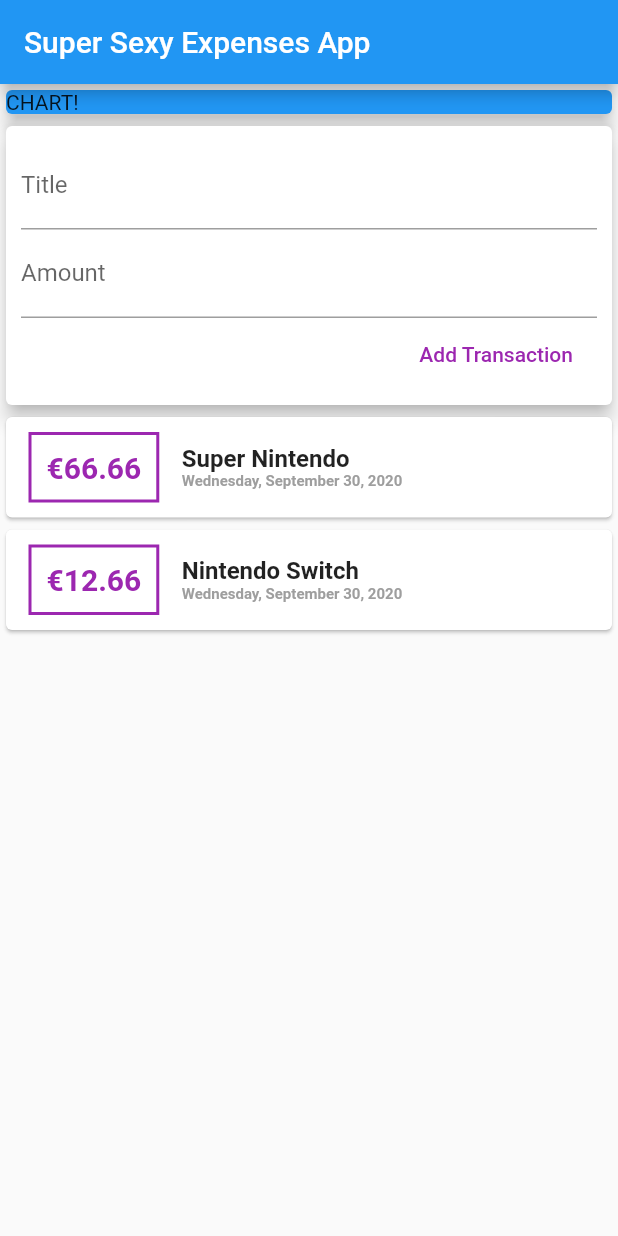
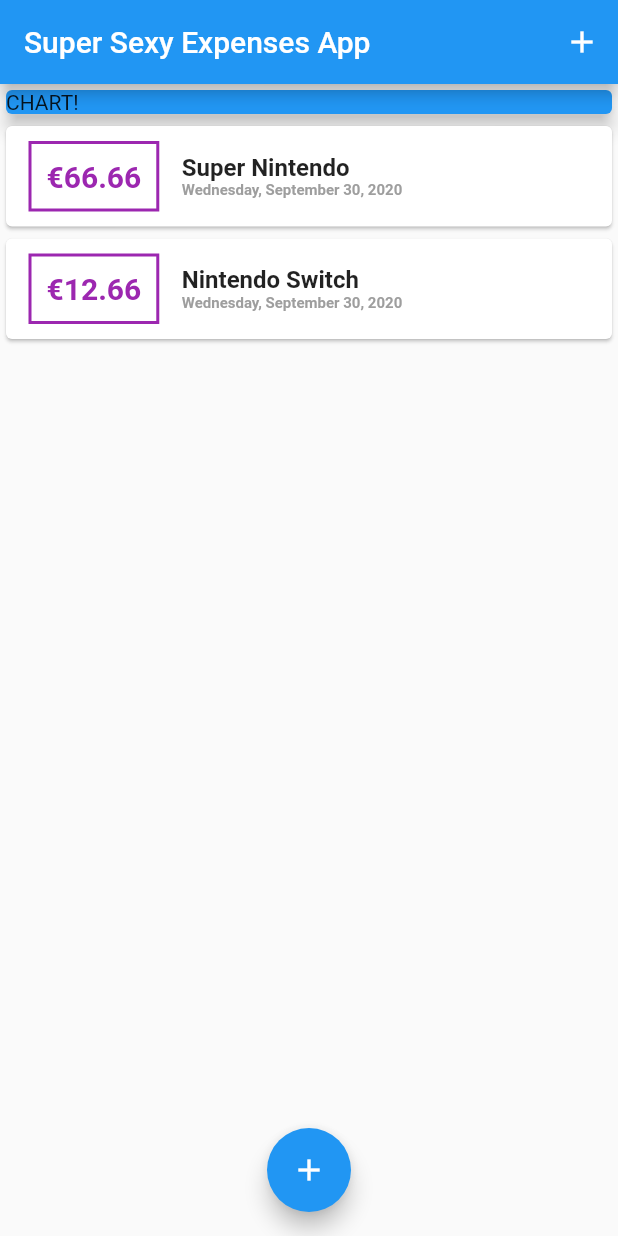
Before and after one commit to keeponjammin/flutter_complete_guide, a Flutter app: the screen it shows after launch, on a phone screen of 412 x 824 dp. Run offline on Flutter 3.47's test engine with Material 2 defaults, Android fonts, the phone set to English and light mode, and no system bars.

Commit message:
added modal sheet, removed form widget.

```diff
--- a/flutter_section_04_expenses_app/lib/main.dart
+++ b/flutter_section_04_expenses_app/lib/main.dart
@@ -1,5 +1,8 @@
 import 'package:flutter/material.dart';
-import './widgets/user_transaction.dart';
+import 'package:flutter_section_04_expenses_app/widgets/transaction_list.dart';
+import './widgets/new_transaction.dart';
+import './widgets/transaction_list.dart';
+import './models/transaction.dart';
 
 void main() => runApp(MyApp());
 
@@ -13,15 +16,60 @@ class MyApp extends StatelessWidget {
   }
 }
 
-class MyHomePage extends StatelessWidget {
-  final titleController = TextEditingController();
-  final amountController = TextEditingController();
+class MyHomePage extends StatefulWidget {
+  @override
+  _MyHomePageState createState() => _MyHomePageState();
+}
+
+class _MyHomePageState extends State<MyHomePage> {
+  final List<Transaction> _userTransactions = [
+    Transaction(
+      id: 't1',
+      title: 'Super Nintendo',
+      amount: 66.66,
+      date: DateTime.now(),
+    ),
+    Transaction(
+      id: 't2',
+      title: 'Nintendo Switch',
+      amount: 12.66,
+      date: DateTime.now(),
+    ),
+  ];
+
+  void _addNewTransaction(String txTitle, double txAmount) {
+    final newTx = Transaction(
+      title: txTitle,
+      amount: txAmount,
+      date: DateTime.now(),
+      id: DateTime.now().toString(),
+    );
+
+    setState(() {
+      _userTransactions.add(newTx);
+    });
+  }
+
+  void _startAddNewTransaction(BuildContext ctx) {
+    showModalBottomSheet(
+      context: ctx,
+      builder: (_) {
+        return NewTransaction(_addNewTransaction);
+      },
+    );
+  }
 
   @override
   Widget build(BuildContext context) {
     return Scaffold(
       appBar: AppBar(
         title: Text('Super Sexy Expenses App'),
+        actions: [
+          IconButton(
+            icon: Icon(Icons.add),
+            onPressed: () => _startAddNewTransaction(context),
+          ),
+        ],
       ),
       body: SingleChildScrollView(
         child: Column(
@@ -35,9 +83,14 @@ class MyHomePage extends StatelessWidget {
                 elevation: 5,
               ),
             ),
-            UserTransactions(),
+            TransactionList(_userTransactions),
           ],
         ),
+      ),
+      floatingActionButtonLocation: FloatingActionButtonLocation.centerFloat,
+      floatingActionButton: FloatingActionButton(
+        child: Icon(Icons.add),
+        onPressed: () => _startAddNewTransaction(context),
       ),
     );
   }
--- a/flutter_section_04_expenses_app/lib/widgets/user_transaction.dart
+++ /dev/null
@@ -1,50 +0,0 @@
-import 'package:flutter/material.dart';
-import './transaction_list.dart';
-import './new_transaction.dart';
-
-import '../models/transaction.dart';
-
-class UserTransactions extends StatefulWidget {
-  @override
-  _UserTransactionsState createState() => _UserTransactionsState();
-}
-
-class _UserTransactionsState extends State<UserTransactions> {
-  final List<Transaction> _userTransactions = [
-    Transaction(
-      id: 't1',
-      title: 'Super Nintendo',
-      amount: 66.66,
-      date: DateTime.now(),
-    ),
-    Transaction(
-      id: 't2',
-      title: 'Nintendo Switch',
-      amount: 12.66,
-      date: DateTime.now(),
-    ),
-  ];
-
-  void _addNewTransaction(String txTitle, double txAmount) {
-    final newTx = Transaction(
-      title: txTitle,
-      amount: txAmount,
-      date: DateTime.now(),
-      id: DateTime.now().toString(),
-    );
-
-    setState(() {
-      _userTransactions.add(newTx);
-    });
-  }
-
-  @override
-  Widget build(BuildContext context) {
-    return Column(
-      children: [
-        NewTransaction(_addNewTransaction),
-        TransactionList(_userTransactions),
-      ],
-    );
-  }
-}
```
